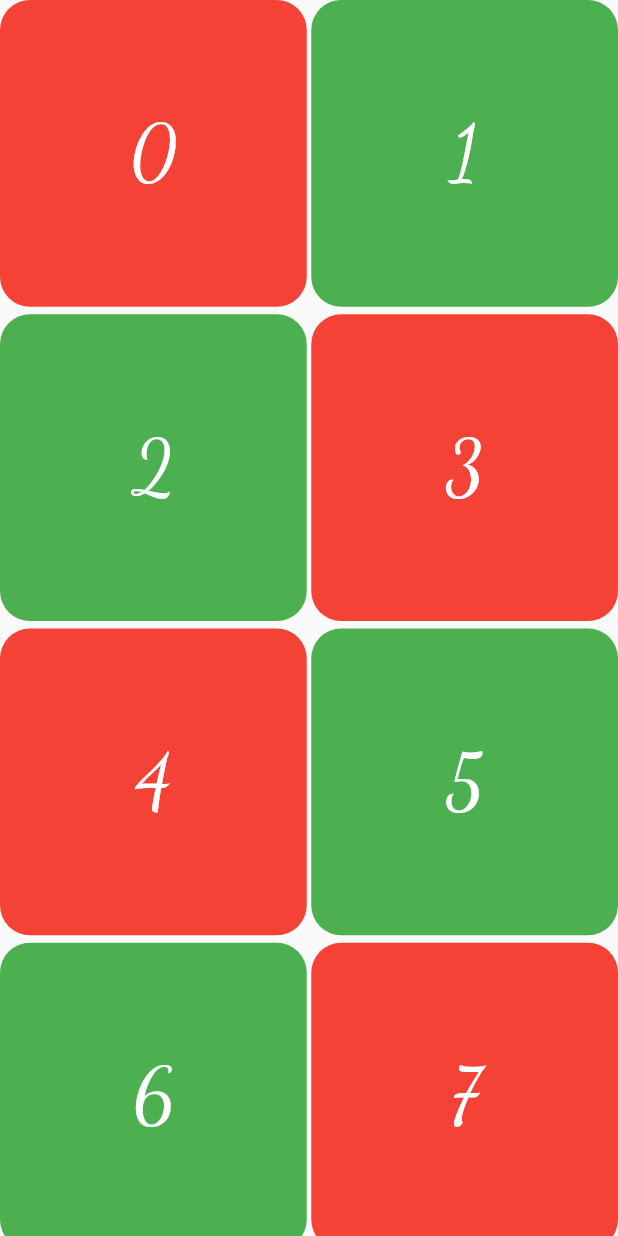
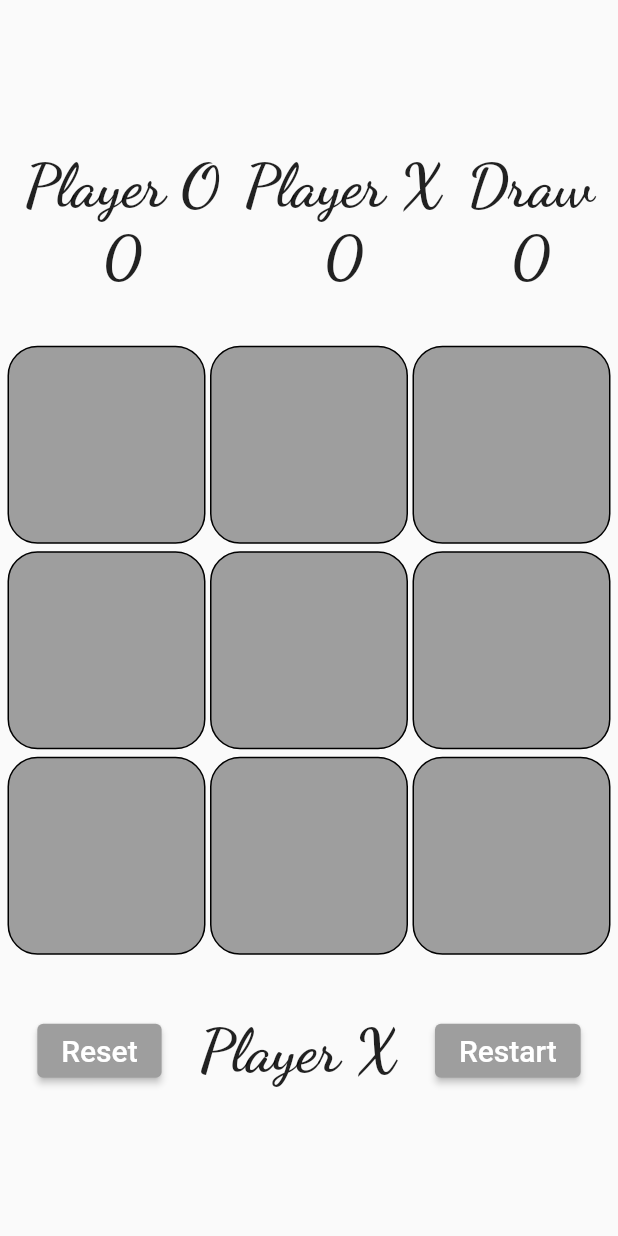
Before and after one commit to Desk-Code/my_practtise, a Flutter app: the screen it shows after launch, on a phone screen of 412 x 824 dp. Run offline on Flutter 3.47's test engine with Material 2 defaults, Android fonts, the phone set to English and light mode, and no system bars; our stand-ins replace animated_bottom_navigation_bar.

Commit message:
tic toe tac

```diff
--- a/lib/main.dart
+++ b/lib/main.dart
@@ -1,5 +1,5 @@
 import 'package:flutter/material.dart';
-import 'package:my_practtise/stateful_example/cross_color_app/cross_color_ui.dart';
+import 'package:my_practtise/stateful_example/tic_toe_tac/tic_toe_tac_page.dart';
 
 void main() {
   runApp(const MyApp());
@@ -11,7 +11,7 @@ class MyApp extends StatelessWidget {
   Widget build(BuildContext context) {
     return const MaterialApp(
       debugShowCheckedModeBanner: false,
-      home: CrossColorDemo(),
+      home: TicToetacPage(),
     );
   }
 }
--- /dev/null
+++ b/lib/stateful_example/tic_toe_tac/tic_toe_tac_page.dart
@@ -0,0 +1,171 @@
+import 'package:flutter/material.dart';
+import 'package:my_practtise/stateful_example/tic_toe_tac/tic_toe_tac.controller.dart';
+
+class TicToetacPage extends StatefulWidget {
+  const TicToetacPage({super.key});
+
+  @override
+  State<TicToetacPage> createState() => _TicToetacPageState();
+}
+
+class _TicToetacPageState extends State<TicToetacPage> {
+  @override
+  Widget build(BuildContext context) {
+    return Scaffold(
+      body: Column(
+        crossAxisAlignment: CrossAxisAlignment.center,
+        mainAxisAlignment: MainAxisAlignment.center,
+        children: [
+          Row(
+            mainAxisAlignment: MainAxisAlignment.spaceEvenly,
+            children: [
+              Column(
+                children: [
+                  const Text(
+                    "Player O",
+                    style: TextStyle(
+                      fontSize: 40,
+                      fontWeight: FontWeight.bold,
+                      fontFamily: "Dancing Script",
+                    ),
+                  ),
+                  Text(
+                    playerOCount.toString(),
+                    style: const TextStyle(
+                      fontSize: 40,
+                      fontWeight: FontWeight.bold,
+                      fontFamily: "Dancing Script",
+                    ),
+                  ),
+                ],
+              ),
+              Column(
+                children: [
+                  const Text(
+                    "Player X",
+                    style: TextStyle(
+                      fontSize: 40,
+                      fontWeight: FontWeight.bold,
+                      fontFamily: "Dancing Script",
+                    ),
+                  ),
+                  Text(
+                    playerXCount.toString(),
+                    style: const TextStyle(
+                      fontSize: 40,
+                      fontWeight: FontWeight.bold,
+                      fontFamily: "Dancing Script",
+                    ),
+                  ),
+                ],
+              ),
+              Column(
+                children: [
+                  const Text(
+                    "Draw",
+                    style: TextStyle(
+                      fontSize: 40,
+                      fontWeight: FontWeight.bold,
+                      fontFamily: "Dancing Script",
+                    ),
+                  ),
+                  Text(
+                    drawMatch.toString(),
+                    style: const TextStyle(
+                      fontSize: 40,
+                      fontWeight: FontWeight.bold,
+                      fontFamily: "Dancing Script",
+                    ),
+                  ),
+                ],
+              ),
+            ],
+          ),
+          const SizedBox(
+            height: 35,
+          ),
+          GridView.count(
+            padding: const EdgeInsets.symmetric(horizontal: 5),
+            shrinkWrap: true,
+            crossAxisCount: 3,
+            mainAxisSpacing: 5,
+            crossAxisSpacing: 3,
+            children: [
+              ...List.generate(
+                9,
+                (index) => GestureDetector(
+                  onTap: () {
+                    TicToeTac.playerSwapping(index);
+                    TicToeTac.winnerState(context);
+                    setState(() {});
+                  },
+                  child: Container(
+                    decoration: BoxDecoration(
+                      color: Colors.grey,
+                      borderRadius: BorderRadius.circular(20),
+                      border: Border.all(),
+                    ),
+                    alignment: Alignment.center,
+                    child: Text(
+                      value[index],
+                      style: const TextStyle(
+                        color: Colors.black,
+                        fontSize: 65,
+                        fontWeight: FontWeight.bold,
+                      ),
+                    ),
+                  ),
+                ),
+              ),
+            ],
+          ),
+          const SizedBox(
+            height: 40,
+          ),
+          Row(
+            mainAxisAlignment: MainAxisAlignment.spaceEvenly,
+            children: [
+              ElevatedButton(
+                style: const ButtonStyle(
+                  backgroundColor: MaterialStatePropertyAll(Colors.grey),
+                ),
+                onPressed: () {
+                  TicToeTac.clearControl();
+                  setState(() {});
+                },
+                child: const Text(
+                  "Reset",
+                  style: TextStyle(fontSize: 20),
+                ),
+              ),
+              Text(
+                (isActivated) ? player1 : player2,
+                style: const TextStyle(
+                  fontSize: 40,
+                  fontWeight: FontWeight.bold,
+                  fontFamily: "Dancing Script",
+                ),
+              ),
+              ElevatedButton(
+                style: const ButtonStyle(
+                  backgroundColor: MaterialStatePropertyAll(Colors.grey),
+                ),
+                onPressed: () {
+                  playerOCount = 0;
+                  playerXCount = 0;
+                  drawMatch = 0;
+                  TicToeTac.clearControl();
+                  setState(() {});
+                },
+                child: const Text(
+                  "Restart",
+                  style: TextStyle(fontSize: 20),
+                ),
+              ),
+            ],
+          ),
+        ],
+      ),
+    );
+  }
+}
```
Also changed, not shown: lib/stateful_example/tic_toe_tac/tic_toe_tac.controller.dart (added, +76 -0 lines).
